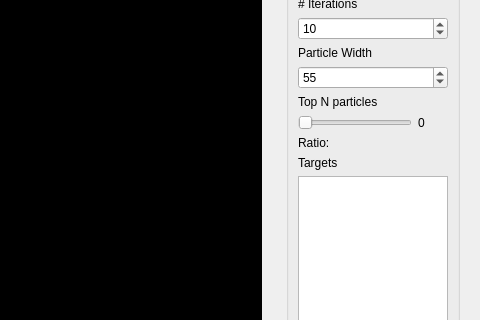
Before: the Qt Designer form forms/pfwidget.ui in Boazrciasn/RDFramework, drawn with Qt 5; both pictures show x 433 to 913 and y 101 to 421 of the 913 by 640 pixel window.
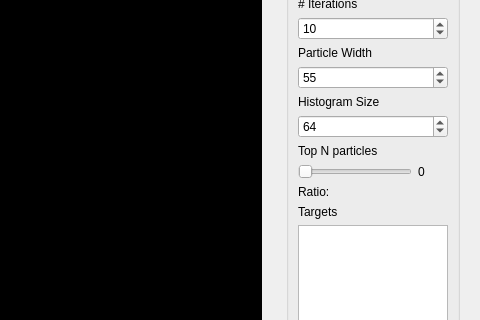
After: the same form once the commit is applied.

Commit message: PFExecutor to be removed and moved inside simplePF and simplePF will be changed to ParticleFilter base class.

Patch:
```diff
--- a/forms/pfwidget.ui
+++ b/forms/pfwidget.ui
@@ -190,6 +190,29 @@
            </property>
           </widget>
          </item>
+         <item>
+          <widget class="QLabel" name="HistogramSizelabel">
+           <property name="text">
+            <string>Histogram Size</string>
+           </property>
+          </widget>
+         </item>
+         <item>
+          <widget class="QSpinBox" name="histogramSizespinBox">
+           <property name="minimum">
+            <number>8</number>
+           </property>
+           <property name="maximum">
+            <number>256</number>
+           </property>
+           <property name="singleStep">
+            <number>4</number>
+           </property>
+           <property name="value">
+            <number>64</number>
+           </property>
+          </widget>
+         </item>
          <item>
           <widget class="QLabel" name="label">
            <property name="text">
```
Left out of the diff: 21 changed lines with no effect on the pictures. The commit also changes 11 other files.
